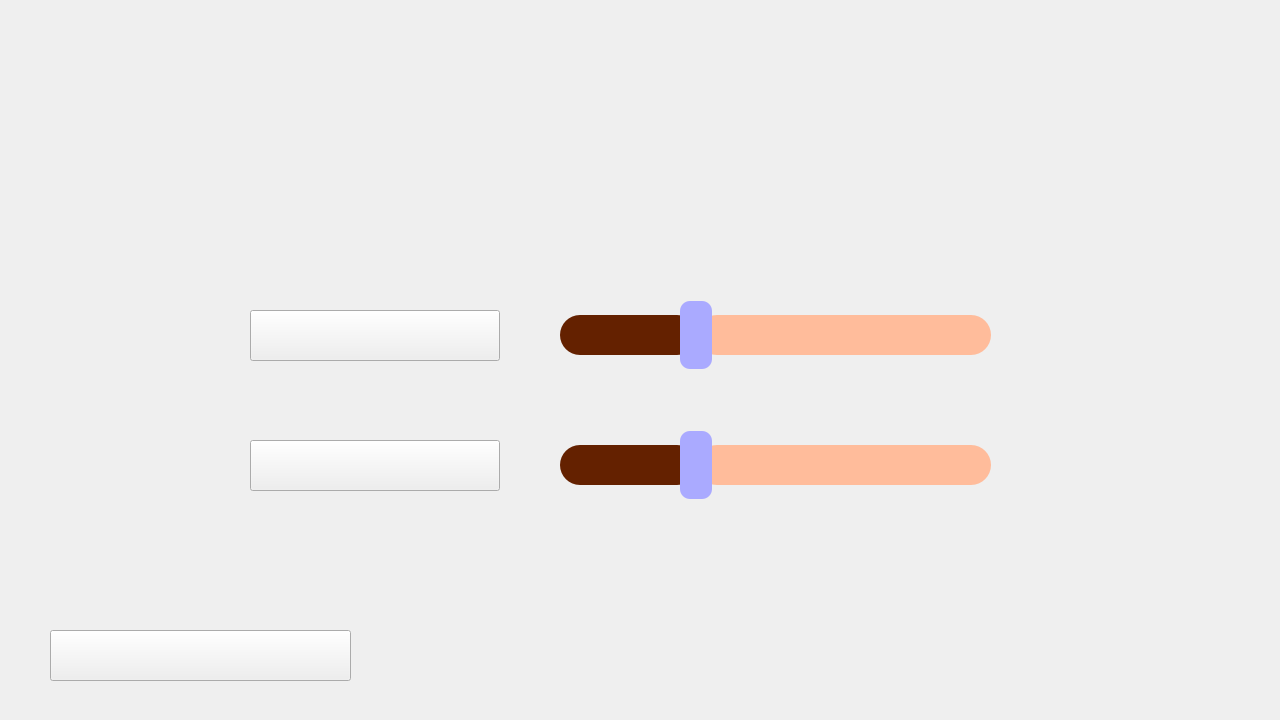
Before: the Qt Designer form client/windows/configwindow.ui in HFDLYS/HeartstringsResonance, drawn with Qt 5.
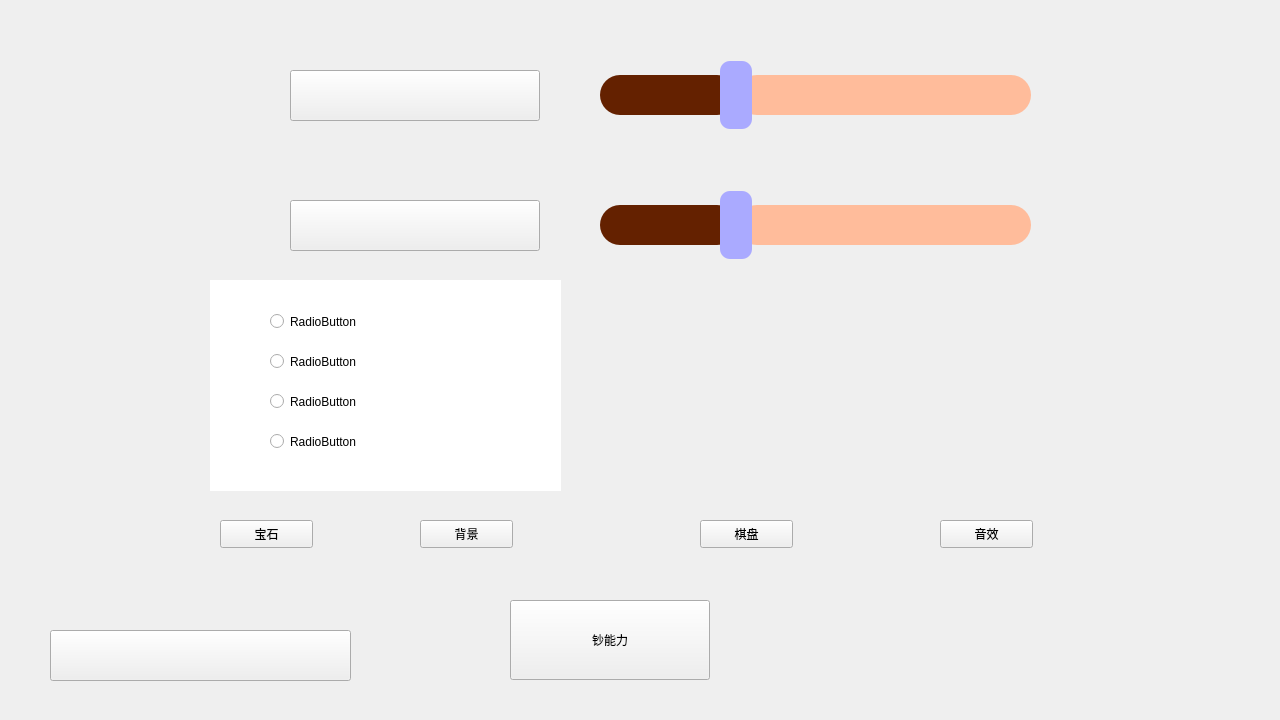
After: the same form once the commit is applied. Icons and pictures are not drawn.

Commit message: feat: 临时布局

Diff of the .ui file:
```diff
--- a/client/windows/configwindow.ui
+++ b/client/windows/configwindow.ui
@@ -49,8 +49,8 @@
    <widget class="QPushButton" name="btnMusic">
     <property name="geometry">
      <rect>
-      <x>250</x>
-      <y>310</y>
+      <x>290</x>
+      <y>70</y>
       <width>250</width>
       <height>51</height>
      </rect>
@@ -66,8 +66,8 @@
    <widget class="QPushButton" name="btnSound">
     <property name="geometry">
      <rect>
-      <x>250</x>
-      <y>440</y>
+      <x>290</x>
+      <y>200</y>
       <width>250</width>
       <height>51</height>
      </rect>
@@ -83,8 +83,8 @@
    <widget class="QSlider" name="musicSlider">
     <property name="geometry">
      <rect>
-      <x>560</x>
-      <y>300</y>
+      <x>600</x>
+      <y>60</y>
       <width>431</width>
       <height>71</height>
      </rect>
@@ -129,8 +129,8 @@
    <widget class="QSlider" name="soundSlider">
     <property name="geometry">
      <rect>
-      <x>560</x>
-      <y>430</y>
+      <x>600</x>
+      <y>190</y>
       <width>431</width>
       <height>71</height>
      </rect>
@@ -172,6 +172,136 @@
      <enum>Qt::Orientation::Horizontal</enum>
     </property>
    </widget>
+   <widget class="QPushButton" name="pushButton">
+    <property name="geometry">
+     <rect>
+      <x>420</x>
+      <y>520</y>
+      <width>93</width>
+      <height>28</height>
+     </rect>
+    </property>
+    <property name="text">
+     <string>背景</string>
+    </property>
+   </widget>
+   <widget class="QPushButton" name="pushButton_2">
+    <property name="geometry">
+     <rect>
+      <x>220</x>
+      <y>520</y>
+      <width>93</width>
+      <height>28</height>
+     </rect>
+    </property>
+    <property name="text">
+     <string>宝石</string>
+    </property>
+   </widget>
+   <widget class="QPushButton" name="pushButton_3">
+    <property name="geometry">
+     <rect>
+      <x>700</x>
+      <y>520</y>
+      <width>93</width>
+      <height>28</height>
+     </rect>
+    </property>
+    <property name="text">
+     <string>棋盘</string>
+    </property>
+   </widget>
+   <widget class="QPushButton" name="pushButton_4">
+    <property name="geometry">
+     <rect>
+      <x>940</x>
+      <y>520</y>
+      <width>93</width>
+      <height>28</height>
+     </rect>
+    </property>
+    <property name="text">
+     <string>音效</string>
+    </property>
+   </widget>
+   <widget class="QPushButton" name="pushButton_5">
+    <property name="geometry">
+     <rect>
+      <x>510</x>
+      <y>600</y>
+      <width>200</width>
+      <height>80</height>
+     </rect>
+    </property>
+    <property name="text">
+     <string>钞能力</string>
+    </property>
+   </widget>
+   <widget class="QWidget" name="widget" native="true">
+    <property name="geometry">
+     <rect>
+      <x>210</x>
+      <y>280</y>
+      <width>351</width>
+      <height>211</height>
+     </rect>
+    </property>
+    <property name="styleSheet">
+     <string notr="true">background-color: rgb(255, 255, 255);</string>
+    </property>
+    <widget class="QRadioButton" name="radioButton">
+     <property name="geometry">
+      <rect>
+       <x>60</x>
+       <y>30</y>
+       <width>118</width>
+       <height>23</height>
+      </rect>
+     </property>
+     <property name="text">
+      <string>RadioButton</string>
+     </property>
+    </widget>
+    <widget class="QRadioButton" name="radioButton_2">
+     <property name="geometry">
+      <rect>
+       <x>60</x>
+       <y>70</y>
+       <width>118</width>
+       <height>23</height>
+      </rect>
+     </property>
+     <property name="text">
+      <string>RadioButton</string>
+     </property>
+    </widget>
+    <widget class="QRadioButton" name="radioButton_3">
+     <property name="geometry">
+      <rect>
+       <x>60</x>
+       <y>110</y>
+       <width>118</width>
+       <height>23</height>
+      </rect>
+     </property>
+     <property name="text">
+      <string>RadioButton</string>
+     </property>
+    </widget>
+    <widget class="QRadioButton" name="radioButton_4">
+     <property name="geometry">
+      <rect>
+       <x>60</x>
+       <y>150</y>
+       <width>118</width>
+       <height>23</height>
+      </rect>
+     </property>
+     <property name="text">
+      <string>RadioButton</string>
+     </property>
+    </widget>
+   </widget>
   </widget>
  </widget>
  <resources/>
```
